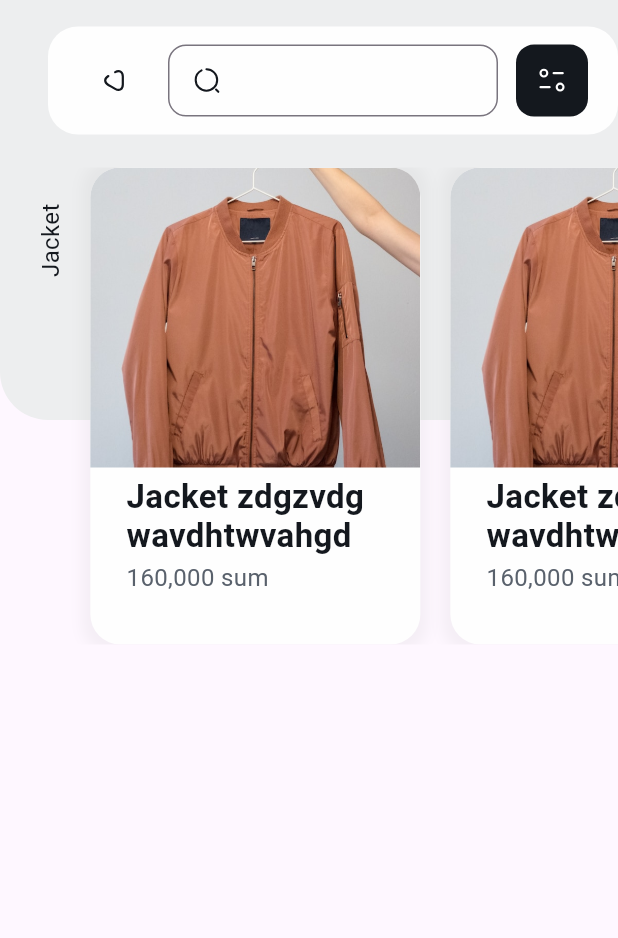
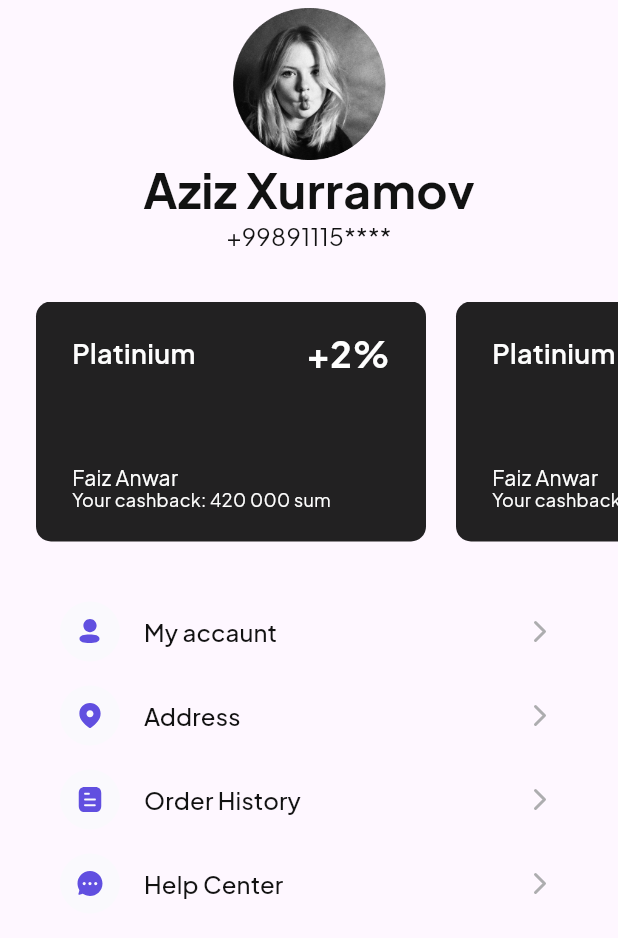
Before and after one commit to tursunalikhorunaliyev/alibi_shop, a Flutter app: the screen it shows after launch, on a phone screen of 412 x 824 dp. Shown: the top 938 px of the screen. Run offline on Flutter 3.47's test engine with Material 3 defaults, Android fonts, the phone set to English and light mode, and no system bars; our stand-ins replace another_flushbar, curved_navigation_bar, dio, flutter_bloc, flutter_screenutil, flutter_svg and 5 more; Roboto replaces fonts that are missing (Plus Jakarta Sans); project files that could hold a hidden picture were left out.

Commit message:
profile screen and cotegory screen upgrade

```diff
--- a/lib/feature/category/screen/category_screen.dart
+++ b/lib/feature/category/screen/category_screen.dart
@@ -35,41 +35,12 @@ class CategoryScreen extends StatelessWidget {
                     child: TopSearchWidget(),
                   ),
                   const SizedBox(height: 22),
-                  Stack(
-                    children: [
-                      SizedBox(
-                        height: 318,
-                        child: Padding(
-                          padding: EdgeInsets.only(left: 42.w),
-                          child: ListView.builder(
-                            itemCount: 10,
-                            shrinkWrap: true,
-                            clipBehavior: Clip.antiAlias,
-                            scrollDirection: Axis.horizontal,
-                            itemBuilder: (context, index) => const Padding(
-                              padding: EdgeInsets.only(left: 20),
-                              child: CategoryCard(),
-                            ),
-                          ),
-                        ),
-                      ),
-                      const Positioned(
-                        left: 22,
-                        top: 24,
-                        child: RotatedBox(
-                          quarterTurns: 3,
-                          child: Text(
-                            "Jacket",
-                            style: TextStyle(
-                              color: Color(0xFF14181E),
-                              fontSize: 16,
-                              fontWeight: FontWeight.normal,
-                            ),
-                          ),
-                        ),
-                      ),
-                    ],
-                  ),
+                  const CategoryCard(categoryName: "Jacket"),
+                  const SizedBox(height: 22),
+                  const CategoryCard(categoryName: "Cap"),
+                  const SizedBox(height: 22),
+                  const CategoryCard(categoryName: ""),
+                  const SizedBox(height: 22),
                 ],
               ),
             ),
--- /dev/null
+++ b/lib/feature/profile/screen/profile_screen.dart
@@ -0,0 +1,84 @@
+import 'package:alibi_shop/feature/profile/widget/more_option.dart';
+import 'package:alibi_shop/feature/profile/widget/peyment_card.dart';
+import 'package:alibi_shop/values/typography.dart';
+import 'package:flutter/material.dart';
+import 'package:flutter_screenutil/flutter_screenutil.dart';
+
+class ProfileScreen extends StatelessWidget {
+  static const String routeName = "/profile_screen";
+
+  const ProfileScreen({super.key});
+
+  @override
+  Widget build(BuildContext context) {
+    return Scaffold(
+      body: SafeArea(
+        child: Center(
+          child: Stack(
+            children: [
+              Container(
+                width: double.infinity,
+                height: 300.h,
+                decoration: const BoxDecoration(
+                  borderRadius: BorderRadius.vertical(
+                    bottom: Radius.circular(32),
+                  ),
+                ),
+              ),
+              Column(
+                children: [
+                  const SizedBox(height: 5),
+                  Container(
+                    width: 102,
+                    height: 102,
+                    decoration: const BoxDecoration(
+                      shape: BoxShape.circle,
+                      image: DecorationImage(
+                        image: AssetImage(
+                          "assets/picture/qancu.png",
+                        ),
+                      ),
+                    ),
+                  ),
+                  const Text(
+                    "Aziz Xurramov",
+                    style: AppFonts.heading1Bold,
+                  ),
+                  const Text(
+                    "+99891115****",
+                    style: AppFonts.bb1Regular,
+                  ),
+                  const SizedBox(height: 32),
+                  SizedBox(
+                    height: 160,
+                    child: ListView.builder(
+                      itemCount: 5,
+                      scrollDirection: Axis.horizontal,
+                      padding: const EdgeInsets.symmetric(horizontal: 24),
+                      itemBuilder: (context, index) {
+                        return const PeymentCard();
+                      },
+                    ),
+                  ),
+                  const SizedBox(height: 32),
+                  const Padding(
+                    padding: EdgeInsets.symmetric(horizontal: 24),
+                    child: Column(
+                      children: [
+                        MoreOption(iconName: "person.svg", text: "My accaunt"),
+                        MoreOption(iconName: "location.svg", text: "Address"),
+                        MoreOption(
+                            iconName: "document.svg", text: "Order History"),
+                        MoreOption(iconName: "chat.svg", text: "Help Center"),
+                      ],
+                    ),
+                  ),
+                ],
+              ),
+            ],
+          ),
+        ),
+      ),
+    );
+  }
+}
--- /dev/null
+++ b/lib/feature/profile/widget/more_option.dart
@@ -0,0 +1,47 @@
+import 'package:alibi_shop/values/typography.dart';
+import 'package:flutter/material.dart';
+import 'package:flutter_svg/flutter_svg.dart';
+
+class MoreOption extends StatelessWidget {
+  final String iconName;
+  final String text;
+
+  const MoreOption({super.key, required this.iconName, required this.text});
+
+  @override
+  Widget build(BuildContext context) {
+    return MaterialButton(
+      onPressed: () {},
+      focusColor: Colors.amber,
+      shape: RoundedRectangleBorder(
+        borderRadius: BorderRadius.circular(10),
+      ),
+      child: Padding(
+        padding: const EdgeInsets.symmetric(vertical: 8),
+        child: Row(
+          children: [
+            Container(
+              width: 40,
+              height: 40,
+              decoration: const BoxDecoration(
+                shape: BoxShape.circle,
+                color: Color(0xFFFAF9FD),
+              ),
+              child: Padding(
+                padding: const EdgeInsets.all(10),
+                child: SvgPicture.asset("assets/icons/$iconName"),
+              ),
+            ),
+            const SizedBox(width: 16),
+            Text(
+              text,
+              style: AppFonts.bb1Medium,
+            ),
+            const Spacer(),
+            SvgPicture.asset("assets/icons/arrow.svg"),
+          ],
+        ),
+      ),
+    );
+  }
+}
--- /dev/null
+++ b/lib/feature/profile/widget/peyment_card.dart
@@ -0,0 +1,60 @@
+import 'package:alibi_shop/values/typography.dart';
+import 'package:flutter/material.dart';
+
+class PeymentCard extends StatelessWidget {
+  const PeymentCard({super.key});
+
+  @override
+  Widget build(BuildContext context) {
+    return Container(
+      width: 260,
+      height: 160,
+      margin: const EdgeInsets.only(right: 20),
+      decoration: BoxDecoration(
+        borderRadius: BorderRadius.circular(10),
+        color: Colors.black87,
+      ),
+      child: Padding(
+        padding: const EdgeInsets.symmetric(horizontal: 24, vertical: 20),
+        child: Column(
+          mainAxisAlignment: MainAxisAlignment.spaceBetween,
+          crossAxisAlignment: CrossAxisAlignment.start,
+          children: [
+            Row(
+              mainAxisAlignment: MainAxisAlignment.spaceBetween,
+              children: [
+                Text(
+                  "Platinium",
+                  style: AppFonts.hh3SemiBold.copyWith(
+                    color: const Color(0xFFFEFEFE),
+                  ),
+                ),
+                Text(
+                  "+2%",
+                  style: AppFonts.hh2Bold.copyWith(
+                    color: const Color(0xFFFEFEFE),
+                  ),
+                ),
+              ],
+            ),
+            const Spacer(),
+            Text(
+              "Faiz Anwar",
+              style: AppFonts.bb2Regular.copyWith(
+                color: const Color(0xFFFEFEFE),
+              ),
+            ),
+            Text(
+              "Your cashback: 420 000 sum ",
+              style: AppFonts.bb2Regular.copyWith(
+                fontSize: 12,
+                height: 15 / 12,
+                color: const Color(0xFFFEFEFE),
+              ),
+            ),
+          ],
+        ),
+      ),
+    );
+  }
+}
--- a/lib/service/navigation/go_router.dart
+++ b/lib/service/navigation/go_router.dart
@@ -3,6 +3,7 @@ import 'package:alibi_shop/feature/auth/congrats_screen/screen/congrats_screen.d
 import 'package:alibi_shop/feature/auth/phone_number/screen/phone_number_screen.dart';
 import 'package:alibi_shop/feature/category/screen/category_screen.dart';
 import 'package:alibi_shop/feature/home/home/screen/home_screen.dart';
+import 'package:alibi_shop/feature/profile/screen/profile_screen.dart';
 import 'package:alibi_shop/service/navigation/navigation_service.dart';
 import 'package:alibi_shop/service/transition/transitions.dart';
 import 'package:go_router/go_router.dart';
@@ -10,7 +11,7 @@ import 'package:go_router/go_router.dart';
 class AppGoRouter {
   final router = GoRouter(
     navigatorKey: NavigationService.navigatorKey,
-    initialLocation: CategoryScreen.routeName,
+    initialLocation: ProfileScreen.routeName,
     routes: [
       ///main
       GoRoute(
@@ -48,6 +49,13 @@ class AppGoRouter {
           const CategoryScreen(),
         ),
       ),
+      GoRoute(
+        path: ProfileScreen.routeName,
+        pageBuilder: (context, state) => slideTransitionRight(
+          state,
+          const ProfileScreen(),
+        ),
+      ),
     ],
   );
 }
--- a/lib/values/typography.dart
+++ b/lib/values/typography.dart
@@ -18,9 +18,23 @@ class AppFonts {
     color: Color(0xFF121212),
     fontFamily: AppFontFamilies.plusJakarta,
   );
+  static const hh3SemiBold = TextStyle(
+    fontSize: 18,
+    height: 23 / 18,
+    fontWeight: FontWeight.w600,
+    color: Color(0xFF121212),
+    fontFamily: AppFontFamilies.plusJakarta,
+  );
   static const headingH3 = TextStyle(
     fontSize: 24,
     height: 32 / 24,
+    fontWeight: FontWeight.w700,
+    color: Color(0xFF121212),
+    fontFamily: AppFontFamilies.plusJakarta,
+  );
+  static const heading1Bold = TextStyle(
+    fontSize: 32,
+    height: 38 / 32,
     fontWeight: FontWeight.w700,
     color: Color(0xFF121212),
     fontFamily: AppFontFamilies.plusJakarta,
@@ -46,6 +60,13 @@ class AppFonts {
     color: Color(0xFF121212),
     fontFamily: AppFontFamilies.plusJakarta,
   );
+  static const bb2Regular = TextStyle(
+    fontSize: 14,
+    height: 15 / 14,
+    fontWeight: FontWeight.w400,
+    color: Color(0xFF121212),
+    fontFamily: AppFontFamilies.plusJakarta,
+  );
   static const bb1Semibold = TextStyle(
     fontSize: 16,
     height: 20 / 16,
```
Also changed, not shown: lib/feature/category/widget/category_card.dart (+63 -6 lines), assets/icons/arrow.svg (added), assets/icons/chat.svg (added), assets/icons/document.svg (added), assets/icons/location.svg (added), assets/icons/person.svg (added), assets/picture/qancu.png (added), 9 other files.
